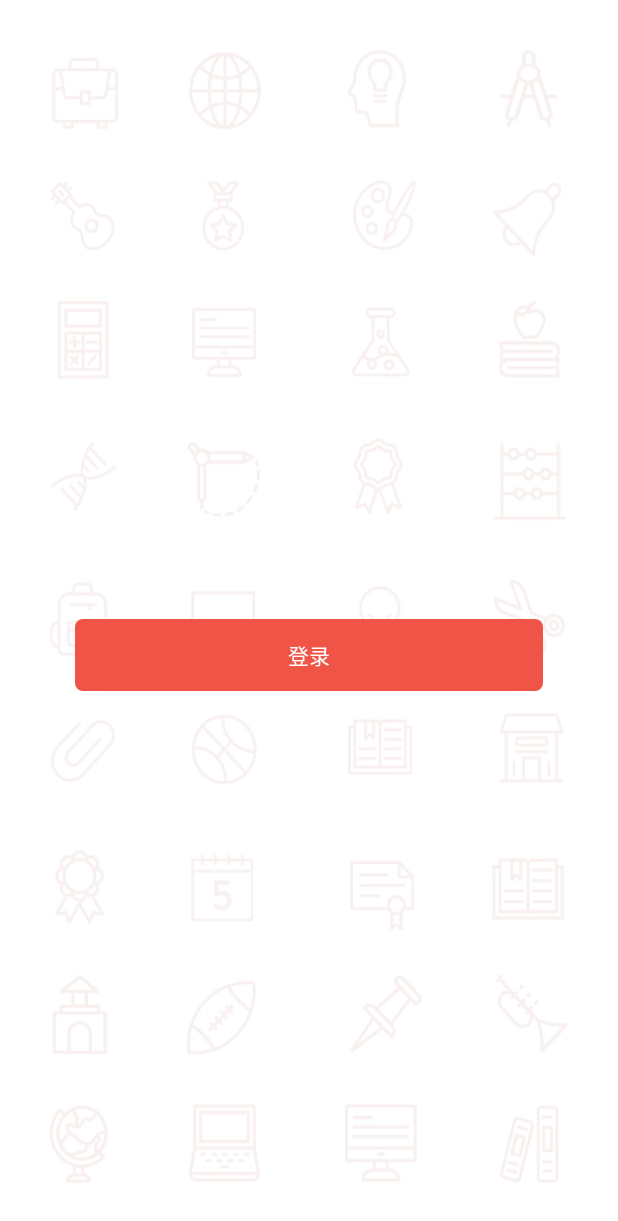
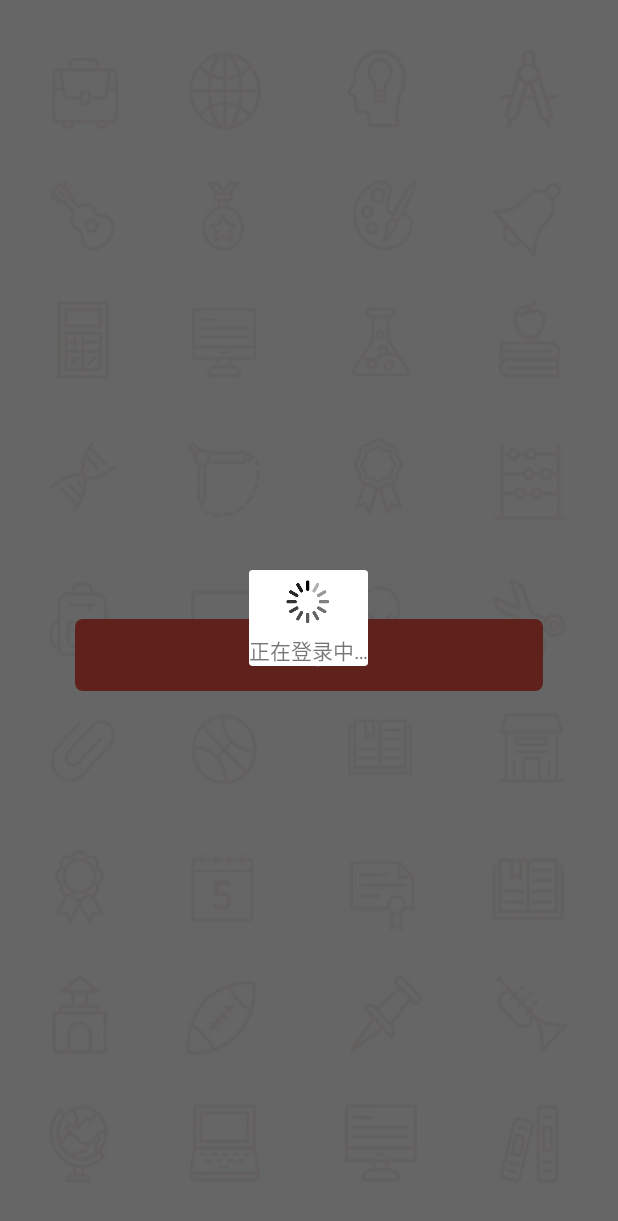
Before and after one commit to Stusyllabus-Android/SyllabusKt, an Android app: the screen it shows after launch (LoginActivity), after a tap on "登录", on a phone screen of 412 x 824 dp. Shown: the top 1221 px of the screen. Run offline under Robolectric (Android 15) with nearby library versions, the light colour scheme and no system bars; libraries missing offline, so code that uses them is left out: com.franmontiel.persistentcookiejar; 2 statements that could not run were skipped.

Commit message:
通用加载组件改为dialog形式

```diff
--- a/app/src/main/java/com/stu/syllabuskt/anim/LoadingAnimationUtil.java
+++ /dev/null
@@ -1,31 +0,0 @@
-package com.stu.syllabuskt.anim;
-
-import android.content.Context;
-import android.view.View;
-import android.view.ViewGroup;
-import android.view.animation.Animation;
-import android.view.animation.AnimationUtils;
-import android.view.animation.LinearInterpolator;
-import android.widget.ImageView;
-
-import com.stu.syllabuskt.R;
-
-/**
- * Create by yuan on 2020/12/4
- */
-public class LoadingAnimationUtil {
-    public static void startLoading(Context ctx, ViewGroup viewGroup) {
-        viewGroup.setVisibility(View.VISIBLE);
-        ImageView iv = (ImageView) viewGroup.getChildAt(0);
-        Animation animation = AnimationUtils.loadAnimation(ctx, R.anim.rotate_anim);
-        LinearInterpolator li = new LinearInterpolator();
-        animation.setInterpolator(li);
-        iv.startAnimation(animation);
-    }
-
-    public static void stopLoading(ViewGroup viewGroup) {
-        viewGroup.setVisibility(View.GONE);
-        ImageView iv = (ImageView) viewGroup.getChildAt(0);
-        iv.clearAnimation();
-    }
-}
--- a/app/src/main/java/com/stu/syllabuskt/login/LoginActivity.kt
+++ b/app/src/main/java/com/stu/syllabuskt/login/LoginActivity.kt
@@ -2,17 +2,16 @@ package com.stu.syllabuskt.login
 
 import android.widget.Button
 import android.widget.EditText
-import android.widget.LinearLayout
 import com.stu.syllabuskt.R
-import com.stu.syllabuskt.anim.LoadingAnimationUtil
 import com.stu.syllabuskt.base.BaseActivity
 import com.stu.syllabuskt.toMainViewAct
 import com.stu.syllabuskt.utils.ToastUtil
+import com.stu.syllabuskt.widget.LoadingDialog
 
 class LoginActivity : BaseActivity(), LoginContract.view {
 
     lateinit var presenter: LoginPresenter
-    lateinit var loadingView: LinearLayout
+    lateinit var loadingDialog: LoadingDialog
 
     override fun getContentView(): Int {
         return R.layout.activity_login
@@ -20,7 +19,7 @@ class LoginActivity : BaseActivity(), LoginContract.view {
 
     override fun init() {
         presenter = LoginPresenter(this, this)
-        loadingView = findViewById(R.id.loadingView)
+        loadingDialog = LoadingDialog(this, "正在登录中…")
         val accountET = findViewById<EditText>(R.id.accountEditText)
         val passwordET = findViewById<EditText>(R.id.passwordEditText)
         findViewById<Button>(R.id.loginButton).setOnClickListener {
@@ -33,7 +32,7 @@ class LoginActivity : BaseActivity(), LoginContract.view {
     }
 
     override fun showLoading() {
-        LoadingAnimationUtil.startLoading(this, loadingView)
+        loadingDialog.show()
     }
 
     override fun showFailMsg(msg: String) {
--- /dev/null
+++ b/app/src/main/java/com/stu/syllabuskt/widget/LoadingDialog.java
@@ -0,0 +1,60 @@
+package com.stu.syllabuskt.widget;
+
+import android.app.Dialog;
+import android.content.Context;
+import android.view.LayoutInflater;
+import android.view.View;
+import android.view.ViewGroup;
+import android.view.animation.Animation;
+import android.view.animation.AnimationUtils;
+import android.view.animation.LinearInterpolator;
+import android.widget.ImageView;
+import android.widget.LinearLayout;
+import android.widget.TextView;
+
+import androidx.annotation.NonNull;
+import androidx.annotation.Nullable;
+
+import com.stu.syllabuskt.R;
+
+/**
+ * 通用加载dialog
+ * 避免用户手动进行dismiss，只用事件处理完成并回调后才进行dismiss
+ * 注意展示的持续时间
+ * Create by yuan on 2020/12/4
+ */
+public class LoadingDialog extends Dialog {
+
+    private final Context mContext;
+    private final LinearLayout mCommonLoadingView;
+
+    public LoadingDialog(@NonNull Context context, @Nullable String text) {
+        super(context);
+        mContext = context;
+        mCommonLoadingView = (LinearLayout) LayoutInflater.from(context).inflate(R.layout.common_loading, null, false);
+        if (text != null) ((TextView) mCommonLoadingView.findViewById(R.id.loadingTV)).setText(text);
+        LinearLayout.LayoutParams lp = new LinearLayout.LayoutParams(ViewGroup.LayoutParams.WRAP_CONTENT, ViewGroup.LayoutParams.WRAP_CONTENT);
+        addContentView(mCommonLoadingView, lp);
+    }
+
+    @Override
+    public void show() {
+        mCommonLoadingView.setVisibility(View.VISIBLE);
+        ImageView iv = (ImageView) mCommonLoadingView.getChildAt(0);
+        Animation animation = AnimationUtils.loadAnimation(mContext, R.anim.rotate_anim);
+        LinearInterpolator li = new LinearInterpolator();
+        animation.setInterpolator(li);
+        iv.startAnimation(animation);
+        super.show();
+    }
+
+    @Override
+    public void dismiss() {}
+
+    public void realDismiss() {
+        mCommonLoadingView.setVisibility(View.GONE);
+        ImageView iv = (ImageView) mCommonLoadingView.getChildAt(0);
+        iv.clearAnimation();
+        super.dismiss();
+    }
+}
--- a/app/src/main/res/layout/activity_login.xml
+++ b/app/src/main/res/layout/activity_login.xml
@@ -87,8 +87,4 @@
         android:baselineAligned="false"
         android:text="@string/login" />
 
-    <include
-        android:id="@+id/loadingView"
-        layout="@layout/common_loading"/>
-
 </androidx.constraintlayout.widget.ConstraintLayout>
--- a/app/src/main/res/layout/common_loading.xml
+++ b/app/src/main/res/layout/common_loading.xml
@@ -2,14 +2,10 @@
 <LinearLayout xmlns:android="http://schemas.android.com/apk/res/android"
     xmlns:app="http://schemas.android.com/apk/res-auto"
     android:orientation="vertical"
-    android:visibility="gone"
+    android:visibility="visible"
     android:gravity="center"
     android:layout_width="wrap_content"
-    android:layout_height="wrap_content"
-    app:layout_constraintStart_toEndOf="parent"
-    app:layout_constraintEnd_toStartOf="parent"
-    app:layout_constraintTop_toBottomOf="parent"
-    app:layout_constraintBottom_toTopOf="parent">
+    android:layout_height="wrap_content">
 
     <ImageView
         android:id="@+id/loadingIV"
--- a/app/src/main/res/values/strings.xml
+++ b/app/src/main/res/values/strings.xml
@@ -31,5 +31,5 @@
     <string name="logout">退出登录</string>
 
     <!-- 通用-->
-    <string name="loading">加载中…</string>
+    <string name="loading">正在加载中…</string>
 </resources>
```
